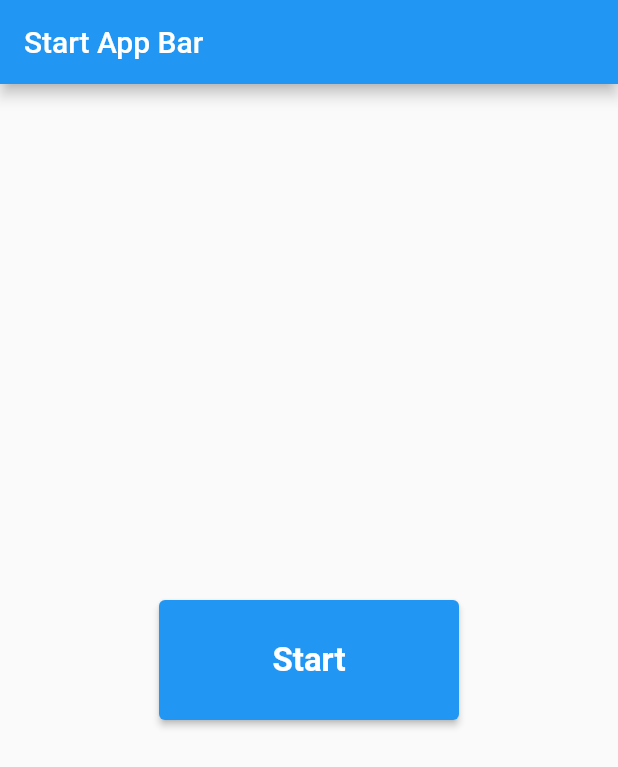
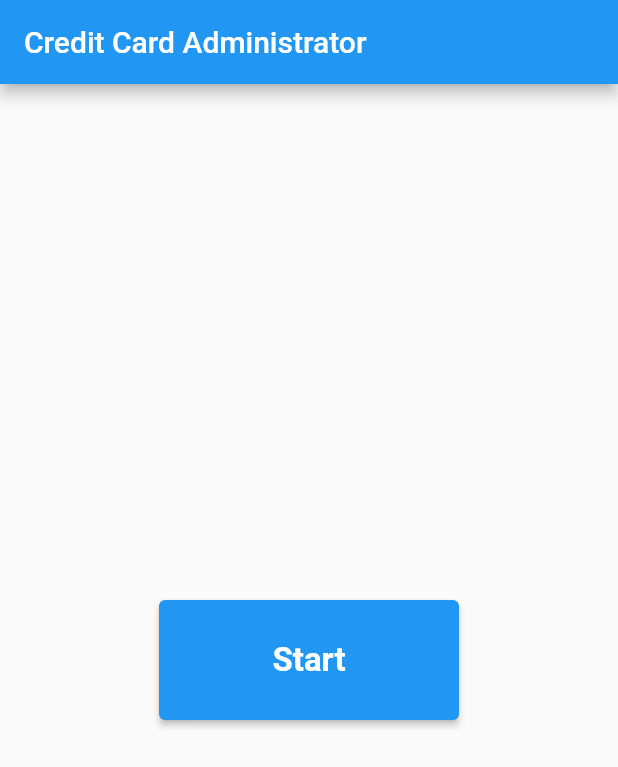
Before and after one commit to ZanderCowboy/credit_card_app, a Flutter app: the screen it shows after launch, on a phone screen of 412 x 824 dp. Shown: the top 767 px of the screen. Run offline on Flutter 3.47's test engine with Material 2 defaults, Android fonts, the phone set to English and light mode, and no system bars; our stand-ins replace bloc, equatable, flutter_bloc, flutter_credit_card.

Commit message:
Implemented new changes throughout code.

```diff
--- a/lib/app/view/app.dart
+++ b/lib/app/view/app.dart
@@ -52,6 +52,7 @@ class App extends StatelessWidget {
               bannedCountriesRepository: bannedCountriesRepository),
           resultRoute: (_) =>
               ResultPage(creditCardRepository: creditCardRepository),
+          // resultRoute: (context) => const ResultPage(),
         },
       ),
     );
--- a/lib/components/constants.dart
+++ b/lib/components/constants.dart
@@ -12,12 +12,12 @@ const String settingsRoute = '/settings';
 const String resultRoute = '/result';
 
 // AppBar Titles
-const String startAppBarTitle = 'Start App Bar';
-const String homeAppBarTitle = 'Home App Bar';
-const String enterAppBarTitle = 'Enter App Bar';
+const String startAppBarTitle = 'Credit Card Administrator';
+const String homeAppBarTitle = 'Home';
+const String enterAppBarTitle = 'Enter';
 const String scanAppBarTitle = 'Scan App Bar';
 const String historyAppBarTitle = 'History App Bar';
-const String resultAppBarTitle = 'Result App Bar';
+const String resultAppBarTitle = 'Result';
 const String settingsAppBarTitle = 'Settings App Bar';
 
 // Button Titles
@@ -30,7 +30,7 @@ const String scanTakeButtonTitle = 'Take';
 const String scanSubmitButtonTitle = 'Submit';
 const String historyButtonTitle = 'History';
 const String resultButtonTitle = 'Result';
-const String resultAddButtonTitle = 'Add';
+const String resultAddButtonTitle = 'Finish';
 
 // Drawer Tile Titles
 const String settingsTitle = 'Settings';
@@ -38,10 +38,19 @@ const String bannedCountriesTitle = 'Banned Countries';
 const String homeLogout = 'Logout';
 
 // Enter Form Hint Texts
+const String cardNumberLabelText = 'Card Number';
 const String cardNumberHintText = 'Enter card number';
 const String cardNumberErrorText = 'Please enter card number';
+
+const String cardTypeLabelText = 'Card Type';
+const String cardTypeHintText = 'Enter card type';
+const String cardTypeErrorText = 'Please enter card type';
+
+const String cvvNumberLabelText = 'CVV Number';
 const String cvvNumberHintText = 'Enter CVV number';
 const String cvvNumberErrorText = 'Please enter CVV number';
+
+const String issuingCountryLabelText = 'Issuing Country';
 const String issuingCountryHintText = 'Enter Issuing Country';
 const String issuingCountryErrorText = 'Please enter Issuing Country';
 
--- a/lib/history/view/history_page.dart
+++ b/lib/history/view/history_page.dart
@@ -31,7 +31,9 @@ class HistoryPage extends StatelessWidget {
             return ListView.builder(
               itemCount: cards.length,
               itemBuilder: (context, index) {
-                final creditCard = cards[index];
+                final reversedIndex = cards.length - 1 - index;
+                // final creditCard = cards[index];
+                final creditCard = cards[reversedIndex];
 
                 return Card(
                   elevation: 3,
```
Also changed, not shown: lib/home/view/home_page.dart (+4 -3 lines), lib/settings/view/settings_page.dart (+10 -5 lines).
